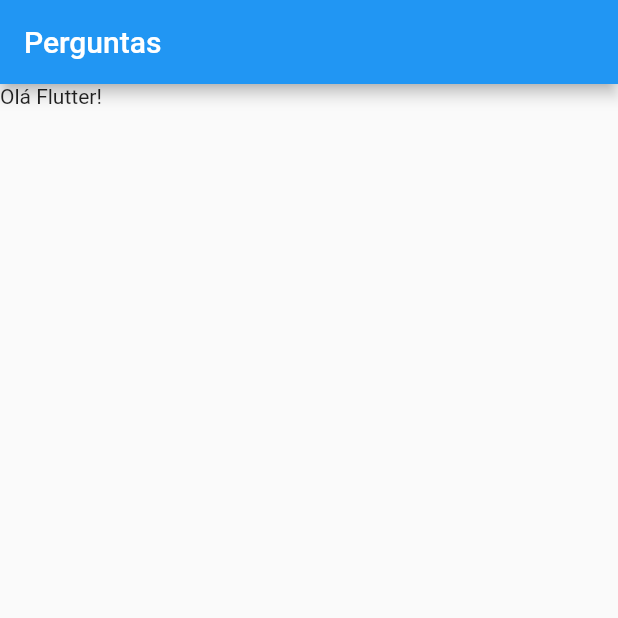
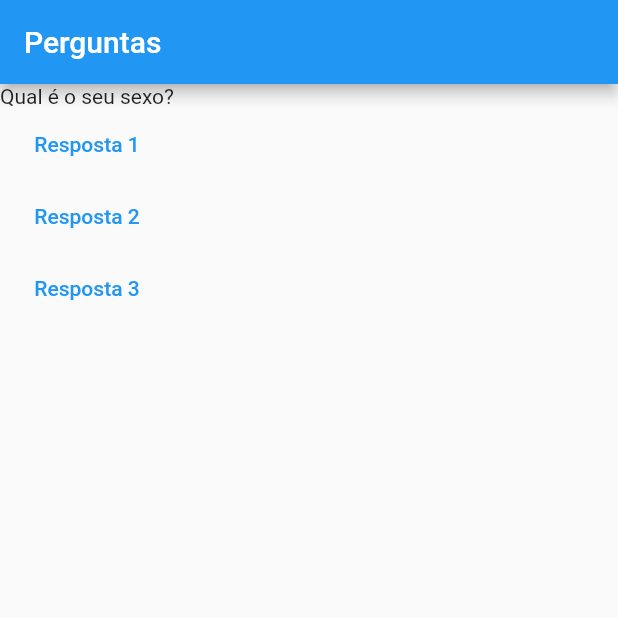
Before and after one commit to Oicak/Flutter_VcEhCringe, a Flutter app: the screen it shows after launch, on a phone screen of 412 x 824 dp, the top half of it. Run offline on Flutter 3.47's test engine with Material 2 defaults, Android fonts, the phone set to English and light mode, and no system bars.

Commit message:
Commit - Aula 41

```diff
--- a/perguntas/lib/main.dart
+++ b/perguntas/lib/main.dart
@@ -4,15 +4,53 @@ main() {
   runApp(new PerguntaApp());
 }
 
-class PerguntaApp extends StatelessWidget {
+class PerguntaAppState extends State<PerguntaApp> {
+  int perguntaSelecionada = 0;
+
+  void resposta() {
+    setState(() {
+      perguntaSelecionada++;
+    });
+    print(perguntaSelecionada);
+  }
+
+  final perguntas = [
+    "Qual é o seu sexo?",
+    "Em que ano você nasceu?",
+    "Você usa calça Skin?",
+    "Você fala de Boletor"
+  ];
+
   Widget build(BuildContext context) {
     return MaterialApp(
       home: Scaffold(
         appBar: AppBar(
           title: Text('Perguntas'),
         ),
-        body: Text('Olá Flutter!'),
+        body: Column(
+          children: [
+            Text(perguntas[perguntaSelecionada]),
+            TextButton(
+              child: Text('Resposta 1'),
+              onPressed: resposta,
+            ),
+            TextButton(
+              child: Text('Resposta 2'),
+              onPressed: resposta,
+            ),
+            TextButton(
+              child: Text('Resposta 3'),
+              onPressed: resposta,
+            )
+          ],
+        ),
       ),
     );
   }
 }
+
+class PerguntaApp extends StatefulWidget {
+  PerguntaAppState createState() {
+    return PerguntaAppState();
+  }
+}
```
Also changed, not shown: 1 other file.
